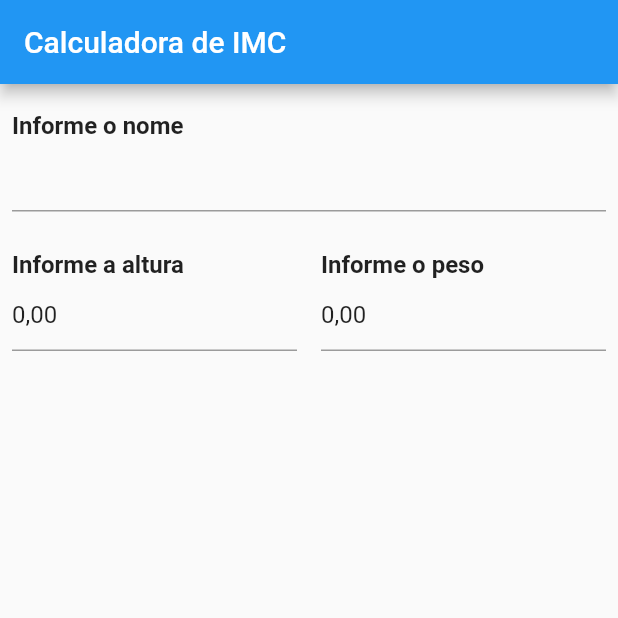
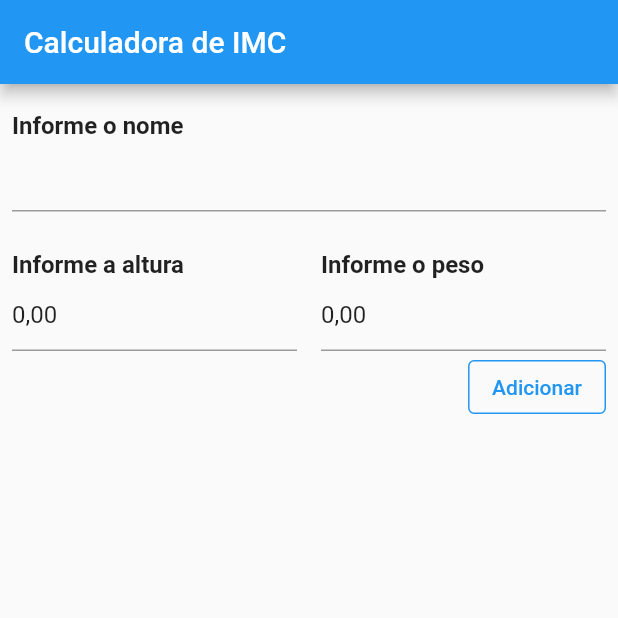
Before and after one commit to MauroAlbrecht/app-calculadora-imc-view-dio, a Flutter app: the screen it shows after launch, on a phone screen of 412 x 824 dp, the top half of it. Run offline on Flutter 3.47's test engine with Material 2 defaults, Android fonts, the phone set to English and light mode, and no system bars; our stand-ins replace google_fonts.

Commit message:
add page principal

```diff
--- a/lib/pages/calcula_imc_page.dart
+++ b/lib/pages/calcula_imc_page.dart
@@ -1,7 +1,6 @@
 import 'package:app_calculadora_imc_view/custom_components/text_label_custom.dart';
 import 'package:flutter/cupertino.dart';
 import 'package:flutter/material.dart';
-import 'package:flutter_masked_text/flutter_masked_text.dart';
 
 class CalculaImcPage extends StatefulWidget {
   @override
@@ -10,8 +9,8 @@ class CalculaImcPage extends StatefulWidget {
 
 class _CalculaImcPageState extends State<CalculaImcPage> {
   final nomeController = TextEditingController(text: '');
-  final alturaController = MoneyMaskedTextController();
-  final pesoController = MoneyMaskedTextController();
+  final alturaController = TextEditingController(text: '0,00');
+  final pesoController = TextEditingController(text: '0,00');
 
   @override
   Widget build(BuildContext context) {
@@ -24,16 +23,21 @@ class _CalculaImcPageState extends State<CalculaImcPage> {
           children: [
             const TextLabelCustom('Informe o nome'),
             TextField(
+              textInputAction: TextInputAction.next,
               controller: nomeController,
             ),
             const SizedBox(height: 16), // Espaço em branco entre o nome e a altura/peso
-            Row( // Linha para a altura e o peso
+            Row(
+              // Linha para a altura e o peso
               children: [
                 Expanded(
-                  child: Column(  crossAxisAlignment: CrossAxisAlignment.start,
+                  child: Column(
+                    crossAxisAlignment: CrossAxisAlignment.start,
                     children: [
                       const TextLabelCustom('Informe a altura'),
                       TextField(
+                        keyboardType: TextInputType.number,
+                        textInputAction: TextInputAction.next,
                         controller: alturaController,
                       ),
                     ],
@@ -41,10 +45,13 @@ class _CalculaImcPageState extends State<CalculaImcPage> {
                 ),
                 const SizedBox(width: 16), // Espaço entre a altura e o peso
                 Expanded(
-                  child: Column(  crossAxisAlignment: CrossAxisAlignment.start,
+                  child: Column(
+                    crossAxisAlignment: CrossAxisAlignment.start,
                     children: [
                       const TextLabelCustom('Informe o peso'),
                       TextField(
+                        keyboardType: TextInputType.number,
+                        textInputAction: TextInputAction.next,
                         controller: pesoController,
                       ),
                     ],
@@ -52,6 +59,21 @@ class _CalculaImcPageState extends State<CalculaImcPage> {
                 ),
               ],
             ),
+            Row(
+              mainAxisAlignment: MainAxisAlignment.end,
+              children: [
+                OutlinedButton(
+                  style: OutlinedButton.styleFrom(
+                    foregroundColor: Colors.blue,
+                    side: const BorderSide(
+                      color: Colors.blue,
+                    ),
+                  ),
+                  onPressed: () {},
+                  child: const Text("Adicionar"),
+                ),
+              ],
+            )
           ],
         ),
       ),
```
